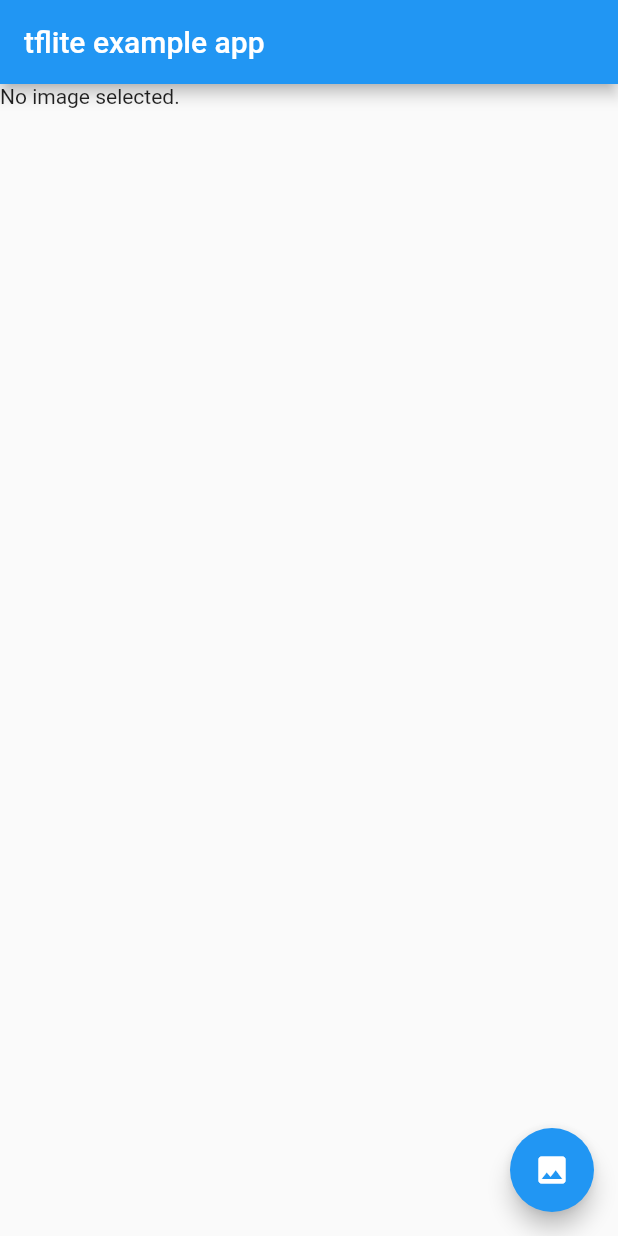
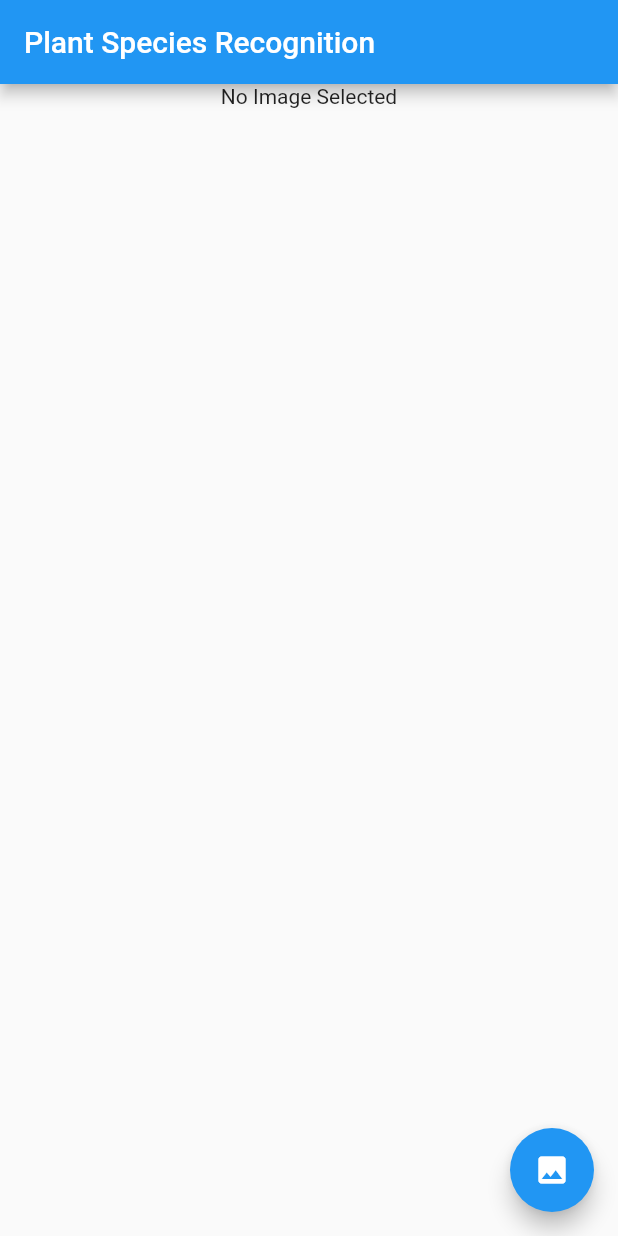
Before and after one commit to Rimjhim28/PlantSpeciesRecognition, a Flutter app: the screen it shows after launch, on a phone screen of 412 x 824 dp. Run offline on Flutter 3.47's test engine with Material 2 defaults, Android fonts, the phone set to English and light mode, and no system bars; our stand-ins replace image_picker; missing offline and left inert: tflite.

Commit message:
Adding Plant Species Recognition

```diff
--- /dev/null
+++ b/lib/PlantSpeciesRecognition.dart
@@ -0,0 +1,108 @@
+import 'dart:async';
+import 'dart:io';
+import 'package:flutter/material.dart';
+import 'package:image_picker/image_picker.dart';
+import 'package:tflite/tflite.dart';
+
+class PlantSpeciesRecognition extends StatefulWidget {
+  @override
+  State<StatefulWidget> createState() => new _PlantSpeciesRecognitionState();
+}
+
+class _PlantSpeciesRecognitionState extends State<PlantSpeciesRecognition> {
+
+  File _image;
+  List _recognitions;
+  bool _busy = false;
+
+  Future predictImagePicker() async {
+    var image = await ImagePicker.pickImage(source: ImageSource.gallery);
+    if (image == null) return;
+    setState(() {
+      _busy = true;
+    });
+
+    await loadModel();
+    await recognizeImage(image);
+
+    setState(() {
+      _image = image;
+      _busy = false;
+    });
+  }
+
+  Future loadModel() async {
+    Tflite.close();
+
+    String res = await Tflite.loadModel(
+        model: "assets/model.tflite",
+        labels: "assets/labels.txt",
+        numThreads: 1 // defaults to 1
+    );
+    print('Model Loaded: $res');
+  }
+
+  Future recognizeImage(File image) async {
+    var recognitions = await Tflite.runModelOnImage(
+        path: image.path
+    );
+    setState(() {
+      _recognitions = recognitions;
+    });
+    print('Recognition Result: $_recognitions');
+  }
+
+  @override
+  Widget build(BuildContext context) {
+    List<Widget> stackChildren = [];
+    Size size = MediaQuery.of(context).size;
+
+    stackChildren.clear();
+
+    stackChildren.add(Positioned(
+      top: 0.0,
+      left: 0.0,
+      width: size.width,
+      child: _image == null ? new Center(child: Text('No Image Selected')) : Image.file(_image),
+    ));
+
+    stackChildren.add(Center(
+      child: Column(
+        children: _recognitions != null
+            ? _recognitions.map((res) {
+          return Text(
+            "${res["label"]}: ${res["confidence"].toStringAsFixed(3)}",
+            style: TextStyle(
+              color: Colors.black,
+              fontSize: 20.0,
+              background: Paint()..color = Colors.white,
+            ),
+          );
+        }).toList() : [],
+      ),
+    ));
+
+
+    if (_busy) {
+      stackChildren.add(const Opacity(
+        child: ModalBarrier(dismissible: false, color: Colors.grey),
+        opacity: 0.3,
+      ));
+      stackChildren.add(const Center(child: CircularProgressIndicator()));
+    }
+
+    return Scaffold(
+      appBar: AppBar(
+        title: const Text('Plant Species Recognition'),
+      ),
+      body: Stack(
+        children: stackChildren,
+      ),
+      floatingActionButton: FloatingActionButton(
+        onPressed: predictImagePicker,
+        tooltip: 'Pick Image',
+        child: Icon(Icons.image),
+      ),
+    );
+  }
+}
--- a/lib/main.dart
+++ b/lib/main.dart
@@ -1,134 +1,14 @@
-import 'dart:async';
-import 'dart:io';
 import  'package:flutter/material.dart';
-import 'package:image_picker/image_picker.dart';
-import 'package:tflite/tflite.dart';
+import 'package:plant_species_recognition/PlantSpeciesRecognition.dart';
 
 void main() => runApp(App());
 
 class App extends StatelessWidget {
 
-
-
   @override
   Widget build(BuildContext context) {
     return MaterialApp(
-        home: MyApp()
+        home: PlantSpeciesRecognition()
     );
   }
 }
-
-class MyApp extends StatefulWidget {
-
-  @override
-  State<StatefulWidget> createState() => new _MyAppState();
-
-}
-
-class _MyAppState extends State<MyApp> {
-
-  File _image;
-  List _recognitions;
-  double _imageHeight;
-  double _imageWidth;
-  bool _busy = false;
-
-  Future predictImagePicker() async {
-    var image = await ImagePicker.pickImage(source: ImageSource.gallery);
-    if (image == null) return;
-    setState(() {
-      _busy = true;
-    });
-    await loadModel();
-    await recognizeImage(image);
-
-    setState(() {
-      _image = image;
-      _busy = false;
-    });
-  }
-
-  Future loadModel() async {
-    Tflite.close();
-
-    String res = await Tflite.loadModel(
-        model: "assets/model.tflite",
-        labels: "assets/labels.txt",
-        numThreads: 1 // defaults to 1
-    );
-    print('MODEL LOADED $res');
-  }
-
-  Future recognizeImage(File image) async {
-    var recognitions = await Tflite.runModelOnImage(
-        path: image.path
-    );
-    setState(() {
-      _recognitions = recognitions;
-    });
-    print('RECOGNITION: $_recognitions');
-  }
-
-  Future<Size> _getImageSize(Image image) {
-    Completer<Size> completer = Completer<Size>();
-    image.image.resolve(ImageConfiguration()).addListener(
-            (ImageInfo info, bool _) => completer.complete(
-            Size(info.image.width.toDouble(), info.image.height.toDouble())));
-    return completer.future;
-  }
-
-  @override
-  Widget build(BuildContext context) {
-    List<Widget> stackChildren = [];
-    Size size = MediaQuery.of(context).size;
-
-    stackChildren.clear();
-
-    stackChildren.add(Positioned(
-      top: 0.0,
-      left: 0.0,
-      width: size.width,
-      child: _image == null ? Text('No image selected.') : Image.file(_image),
-    ));
-
-    stackChildren.add(Center(
-      child: Column(
-        children: _recognitions != null
-            ? _recognitions.map((res) {
-          return Text(
-            "${res["label"]}: ${res["confidence"].toStringAsFixed(3)}",
-            style: TextStyle(
-              color: Colors.black,
-              fontSize: 20.0,
-              background: Paint()..color = Colors.white,
-            ),
-          );
-        }).toList()
-            : [],
-      ),
-    ));
-
-
-    if (_busy) {
-      stackChildren.add(const Opacity(
-        child: ModalBarrier(dismissible: false, color: Colors.grey),
-        opacity: 0.3,
-      ));
-      stackChildren.add(const Center(child: CircularProgressIndicator()));
-    }
-
-    return Scaffold(
-      appBar: AppBar(
-        title: const Text('tflite example app'),
-      ),
-      body: Stack(
-        children: stackChildren,
-      ),
-      floatingActionButton: FloatingActionButton(
-        onPressed: predictImagePicker,
-        tooltip: 'Pick Image',
-        child: Icon(Icons.image),
-      ),
-    );
-  }
-}
```
